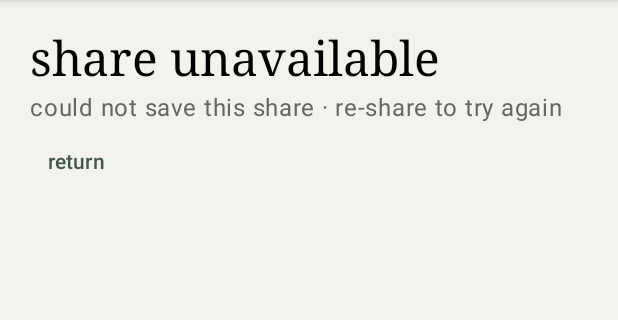
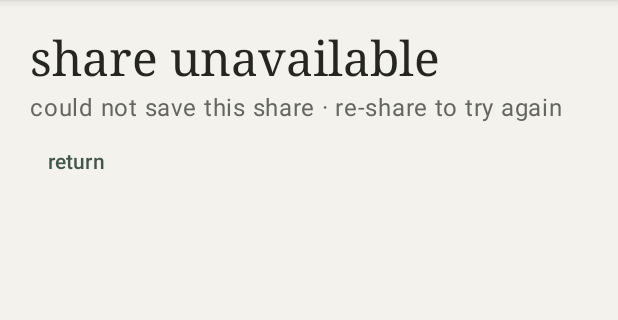
Before and after one commit to NielsdaWheelz/jarvis, an Android app built with Jetpack Compose: the ShareActivity screen opened directly, with no data from a screen before it, on a phone screen of 412 x 824 dp, the part 84-404 px from its top. Run offline under Robolectric (Android 15) with nearby library versions, the phone set to English and light mode, and no system bars.

Commit message:
pair the android paper background with its content color

```diff
--- a/android/app/src/main/java/dev/niels/jarvis/ShareActivity.kt
+++ b/android/app/src/main/java/dev/niels/jarvis/ShareActivity.kt
@@ -7,7 +7,6 @@ import android.widget.Toast
 import androidx.activity.ComponentActivity
 import androidx.activity.compose.BackHandler
 import androidx.activity.compose.setContent
-import androidx.compose.foundation.background
 import androidx.compose.foundation.isSystemInDarkTheme
 import androidx.compose.foundation.layout.Arrangement
 import androidx.compose.foundation.layout.Column
@@ -27,6 +26,7 @@ import androidx.compose.material3.CircularProgressIndicator
 import androidx.compose.material3.HorizontalDivider
 import androidx.compose.material3.MaterialTheme
 import androidx.compose.material3.OutlinedTextField
+import androidx.compose.material3.Surface
 import androidx.compose.material3.Text
 import androidx.compose.material3.TextButton
 import androidx.compose.material3.Typography
@@ -306,7 +306,7 @@ internal fun JarvisPaper(
         headlineLarge = type.headlineLarge.copy(fontFamily = FontFamily.Serif),
         headlineSmall = type.headlineSmall.copy(fontFamily = FontFamily.Serif),
     )) {
-        Column(modifier.background(colors.background), content = { content() })
+        Surface(modifier, color = colors.background, contentColor = colors.onBackground, content = content)
     }
 }
 
```
